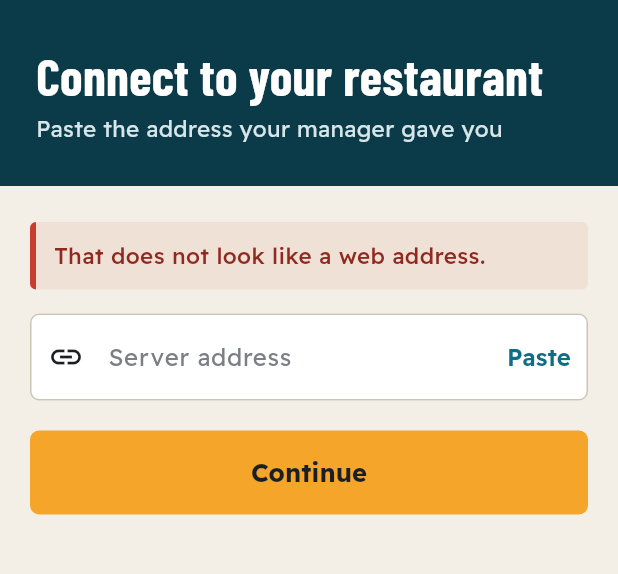
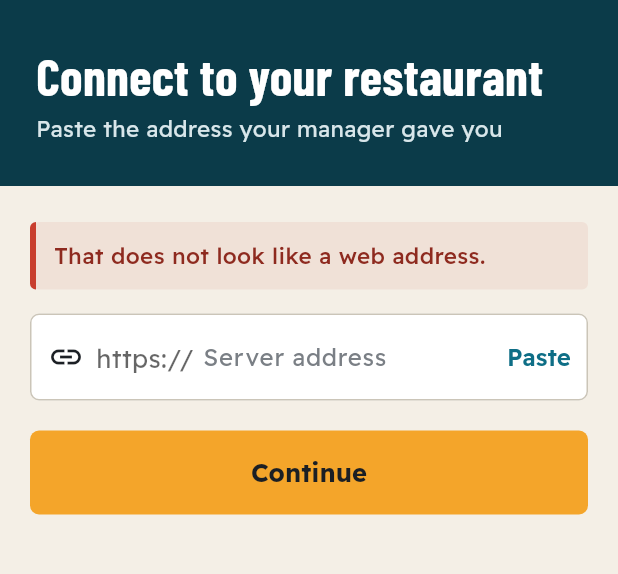
Before and after one commit to badeeltechnology/waiterapp, a Flutter app: the screen it shows after launch, after a tap on "العربية", after a tap on "English", after a tap on "Continue", on a phone screen of 412 x 824 dp, the part 108-682 px from its top. Run offline on Flutter 3.47's test engine with Material 3 defaults, Android fonts, the phone set to English and light mode, and no system bars; our stand-ins replace connectivity_plus, device_info_plus, firebase_core, firebase_messaging, flutter_local_notifications, flutter_secure_storage and 3 more; accounts and stored records are empty.

Commit message:
Server URL: show https:// in front of the field so waiters only type the address

```diff
--- a/lib/features/auth/auth_screens.dart
+++ b/lib/features/auth/auth_screens.dart
@@ -120,6 +120,28 @@ class _ServerUrlScreenState extends State<ServerUrlScreen> {
   String? _error;
   bool _busy = false;
 
+  /// Shown as a fixed prefix, so waiters only type the address. Becomes
+  /// http:// only when someone types or pastes an http:// address (local test
+  /// servers), and goes back to https:// when the field is cleared.
+  String _scheme = 'https://';
+
+  static final _schemeRe = RegExp(r'^\s*(https?)://', caseSensitive: false);
+
+  /// Moves a typed or pasted scheme out of the text and into the prefix.
+  void _setAddress(String raw) {
+    if (raw.isEmpty) {
+      if (_scheme != 'https://') setState(() => _scheme = 'https://');
+      return;
+    }
+    final m = _schemeRe.firstMatch(raw);
+    if (m == null) return;
+    final rest = raw.substring(m.end);
+    setState(() => _scheme = '${m.group(1)!.toLowerCase()}://');
+    _ctrl.value = TextEditingValue(text: rest, selection: TextSelection.collapsed(offset: rest.length));
+  }
+
+  String get _fullUrl => '$_scheme${_ctrl.text.trim()}';
+
   @override
   void dispose() {
     _ctrl.dispose();
@@ -128,7 +150,14 @@ class _ServerUrlScreenState extends State<ServerUrlScreen> {
 
   Future<void> _paste() async {
     final d = await Clipboard.getData(Clipboard.kTextPlain);
-    if (d?.text != null) setState(() => _ctrl.text = d!.text!.trim());
+    if (d?.text == null) return;
+    final text = d!.text!.trim();
+    _ctrl.text = text;
+    if (_schemeRe.hasMatch(text)) {
+      _setAddress(text);
+    } else {
+      setState(() => _scheme = 'https://');
+    }
   }
 
   Future<void> _continue({bool insecureConfirmed = false}) async {
@@ -138,7 +167,7 @@ class _ServerUrlScreenState extends State<ServerUrlScreen> {
       _error = null;
     });
     try {
-      final n = await session.checkServer(_ctrl.text, insecureConfirmed: insecureConfirmed);
+      final n = await session.checkServer(_fullUrl, insecureConfirmed: insecureConfirmed);
       await session.setServer(n);
     } on ServerUrlException catch (e) {
       if (!mounted) return;
@@ -180,12 +209,24 @@ class _ServerUrlScreenState extends State<ServerUrlScreen> {
           autocorrect: false,
           enableSuggestions: false,
           textInputAction: TextInputAction.go,
+          onChanged: _setAddress,
           onSubmitted: (_) => _busy ? null : _continue(),
           style: const TextStyle(fontSize: 17),
           decoration: InputDecoration(
             labelText: context.t('server_label'),
             hintText: 'demo.myapp.qa',
-            prefixIcon: const Icon(Icons.link),
+            // Always visible (prefixText would hide until the field is focused).
+            prefixIcon: Padding(
+              padding: const EdgeInsetsDirectional.only(start: 12, end: 2),
+              child: Row(mainAxisSize: MainAxisSize.min, children: [
+                const Icon(Icons.link),
+                const SizedBox(width: 8),
+                Text(_scheme,
+                    key: const Key('server_scheme'),
+                    textDirection: TextDirection.ltr,
+                    style: TextStyle(fontSize: 17, color: Theme.of(context).hintColor)),
+              ]),
+            ),
             suffixIcon: TextButton(onPressed: _paste, child: Text(context.t('server_paste'))),
           ),
         ),
```
Also changed, not shown: 1 other file.
